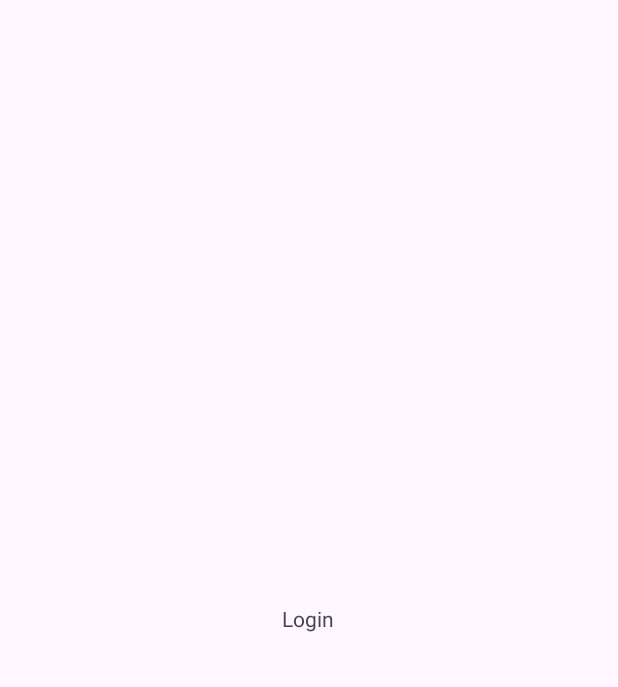
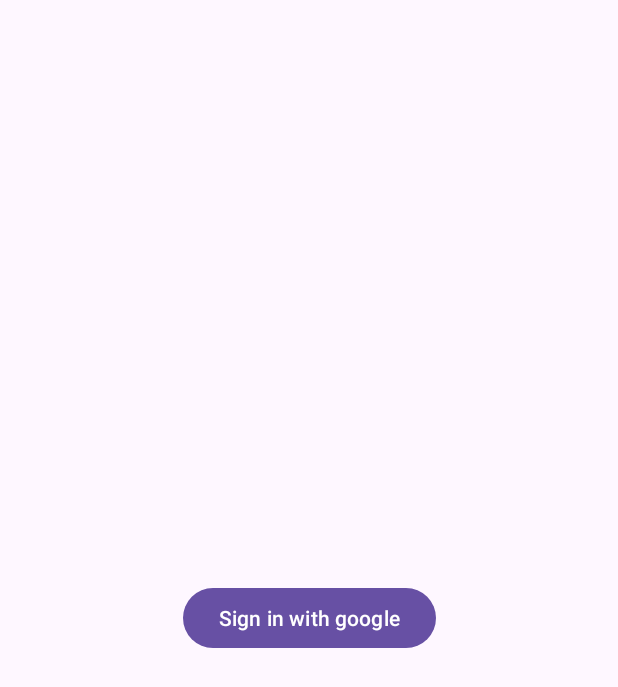
Before and after one commit to randylon032085/beanupnorthmobile, an Android app: the screen it shows after launch (Login), on a phone screen of 412 x 824 dp. Before the commit the part shown is almost empty. Shown: the top 687 px of the screen. Run offline under Robolectric (Android 15) with nearby library versions, the phone set to English and light mode, and no system bars.

Commit message:
update gradle

```diff
--- a/app/src/main/java/com/example/beanupnorth/Login.java
+++ b/app/src/main/java/com/example/beanupnorth/Login.java
@@ -1,6 +1,10 @@
 package com.example.beanupnorth;
 
+import android.content.Intent;
 import android.os.Bundle;
+import android.view.View;
+import android.widget.Button;
+import android.widget.Toast;
 
 import androidx.activity.EdgeToEdge;
 import androidx.appcompat.app.AppCompatActivity;
@@ -8,17 +12,48 @@
 import androidx.core.view.ViewCompat;
 import androidx.core.view.WindowInsetsCompat;
 
+import com.google.android.gms.auth.api.signin.GoogleSignIn;
+import com.google.android.gms.auth.api.signin.GoogleSignInClient;
+import com.google.android.gms.auth.api.signin.GoogleSignInOptions;
+
 public class Login extends AppCompatActivity {
-
+    private GoogleSignInClient googleSignInClient;
+    Button googleLoginButton;
     @Override
     protected void onCreate(Bundle savedInstanceState) {
         super.onCreate(savedInstanceState);
         EdgeToEdge.enable(this);
         setContentView(R.layout.activity_login);
+        googleLoginButton = findViewById(R.id.button4);
         ViewCompat.setOnApplyWindowInsetsListener(findViewById(R.id.main), (v, insets) -> {
             Insets systemBars = insets.getInsets(WindowInsetsCompat.Type.systemBars());
             v.setPadding(systemBars.left, systemBars.top, systemBars.right, systemBars.bottom);
             return insets;
         });
+        // Google Login
+        googleLoginButton.setOnClickListener(view -> signInWithGoogle());
+
+        // Google Sign-In Config
+        GoogleSignInOptions gso = new GoogleSignInOptions.Builder(GoogleSignInOptions.DEFAULT_SIGN_IN)
+                .requestIdToken(getString(R.string.default_web_client_id))
+                .requestEmail()
+                .build();
+        googleSignInClient = GoogleSignIn.getClient(this, gso);
     }
+
+
+
+//    public void signInGoogle (View v){
+//        GoogleSignInOptions gso = new GoogleSignInOptions.Builder(GoogleSignInOptions.DEFAULT_SIGN_IN)
+//                .requestIdToken(getString(R.string.default_web_client_id))
+//                .requestEmail()
+//                .build();
+//        googleSignInClient = GoogleSignIn.getClient(this, gso);
+//        Toast.makeText(this, "hello", Toast.LENGTH_SHORT).show();
+//    }
+private void signInWithGoogle() {
+    Intent signInIntent = googleSignInClient.getSignInIntent();
+    startActivityForResult(signInIntent, 100);
 }
+
+}
--- a/app/src/main/res/layout/activity_login.xml
+++ b/app/src/main/res/layout/activity_login.xml
@@ -7,14 +7,14 @@
     android:layout_height="match_parent"
     tools:context=".Login">
 
-    <TextView
-        android:id="@+id/textView"
+    <Button
+        android:id="@+id/button4"
         android:layout_width="wrap_content"
         android:layout_height="wrap_content"
-        android:text="Login"
+        android:text="Sign in with google"
+        android:onClick="signInGoogle"
         app:layout_constraintBottom_toBottomOf="parent"
         app:layout_constraintEnd_toEndOf="parent"
-        app:layout_constraintHorizontal_bias="0.498"
         app:layout_constraintStart_toStartOf="parent"
         app:layout_constraintTop_toTopOf="parent" />
 </androidx.constraintlayout.widget.ConstraintLayout>
--- a/build.gradle
+++ b/build.gradle
@@ -1,4 +1,5 @@
 // Top-level build file where you can add configuration options common to all sub-projects/modules.
 plugins {
 alias(libs.plugins.android.application) apply false
+    id 'com.google.gms.google-services' version '4.4.2' apply false
 }
```
Also changed, not shown: app/build.gradle (+15 -0 lines), 1 other file.
